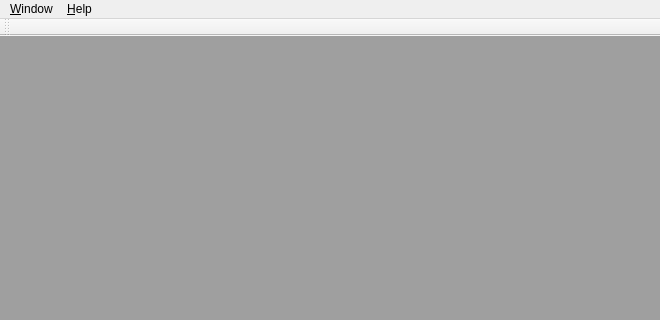
Old version of the form soft/zebra-tester/mainwindow.ui in the repository Quenii/ADCEVM; both pictures show x 0 to 660 and y 0 to 320 of the 660 by 541 pixel window.
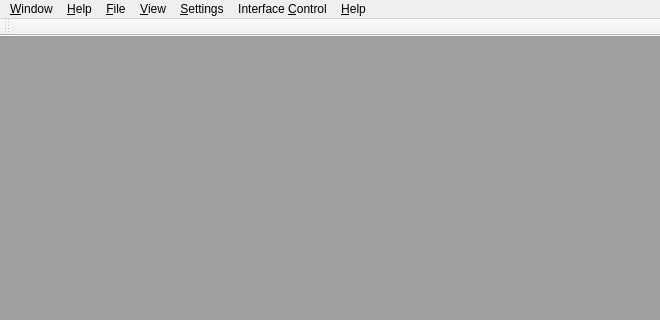
New version of the form.

```diff
--- a/soft/zebra-tester/mainwindow.ui
+++ b/soft/zebra-tester/mainwindow.ui
@@ -45,8 +45,49 @@
      <string>&amp;Help</string>
     </property>
    </widget>
+   <widget class="QMenu" name="menu">
+    <property name="title">
+     <string>&amp;File</string>
+    </property>
+    <addaction name="actionFile"/>
+    <addaction name="action_Save"/>
+    <addaction name="actionE_xit"/>
+   </widget>
+   <widget class="QMenu" name="menu_View">
+    <property name="title">
+     <string>&amp;View</string>
+    </property>
+    <addaction name="action_Power_Monitoring"/>
+   </widget>
+   <widget class="QMenu" name="menu_Settings">
+    <property name="title">
+     <string>&amp;Settings</string>
+    </property>
+    <addaction name="action_Clock"/>
+    <addaction name="action_ADC_Type"/>
+    <addaction name="actionClock_Frequency"/>
+    <addaction name="action_GPIB"/>
+   </widget>
+   <widget class="QMenu" name="menuInterface_Control">
+    <property name="title">
+     <string>Interface &amp;Control</string>
+    </property>
+    <addaction name="action_Reset_GPIO_SPI"/>
+   </widget>
+   <widget class="QMenu" name="menu_Help">
+    <property name="title">
+     <string>&amp;Help</string>
+    </property>
+    <addaction name="action_Help_Topics"/>
+    <addaction name="action_About_CETC58_DAC_Analyzer"/>
+   </widget>
    <addaction name="menuWindow"/>
    <addaction name="menuHelp"/>
+   <addaction name="menu"/>
+   <addaction name="menu_View"/>
+   <addaction name="menu_Settings"/>
+   <addaction name="menuInterface_Control"/>
+   <addaction name="menu_Help"/>
   </widget>
   <widget class="QStatusBar" name="statusBar"/>
   <widget class="QToolBar" name="toolBar">
```
Left out of the diff: 57 changed lines with no effect on the pictures.
